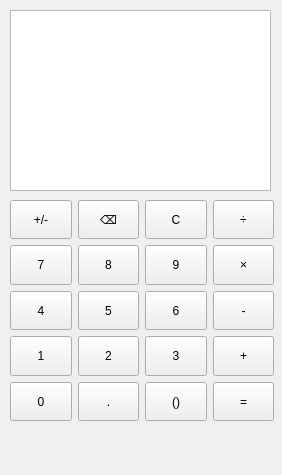
KIMJUNKYUNG/qtProj, file mainwindow.ui: the form before one commit.
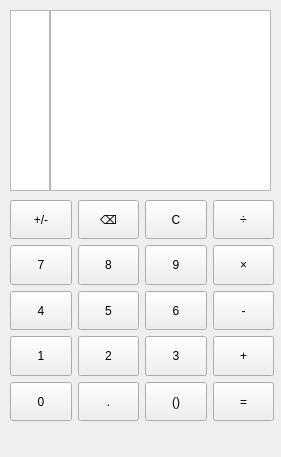
The form after the commit.

The edit to the form file:
```diff
--- a/mainwindow.ui
+++ b/mainwindow.ui
@@ -9,8 +9,8 @@
    <rect>
     <x>0</x>
     <y>0</y>
-    <width>282</width>
-    <height>475</height>
+    <width>281</width>
+    <height>457</height>
    </rect>
   </property>
   <property name="sizePolicy">
@@ -304,9 +304,34 @@
       <height>181</height>
      </rect>
     </property>
-    <layout class="QHBoxLayout" name="horizontalLayout">
+    <layout class="QHBoxLayout" name="horizontalLayout" stretch="0,0">
+     <property name="spacing">
+      <number>0</number>
+     </property>
      <item>
-      <widget class="QListWidget" name="listWidget">
+      <widget class="QListWidget" name="listWidgetCalculator">
+       <property name="sizePolicy">
+        <sizepolicy hsizetype="Minimum" vsizetype="Minimum">
+         <horstretch>0</horstretch>
+         <verstretch>0</verstretch>
+        </sizepolicy>
+       </property>
+       <property name="minimumSize">
+        <size>
+         <width>0</width>
+         <height>0</height>
+        </size>
+       </property>
+       <property name="maximumSize">
+        <size>
+         <width>40</width>
+         <height>16777215</height>
+        </size>
+       </property>
+      </widget>
+     </item>
+     <item>
+      <widget class="QListWidget" name="listWidgetNumbers">
        <property name="layoutDirection">
         <enum>Qt::LayoutDirection::RightToLeft</enum>
        </property>
```
Left out of the diff: 2 changed lines with no effect on the pictures.
